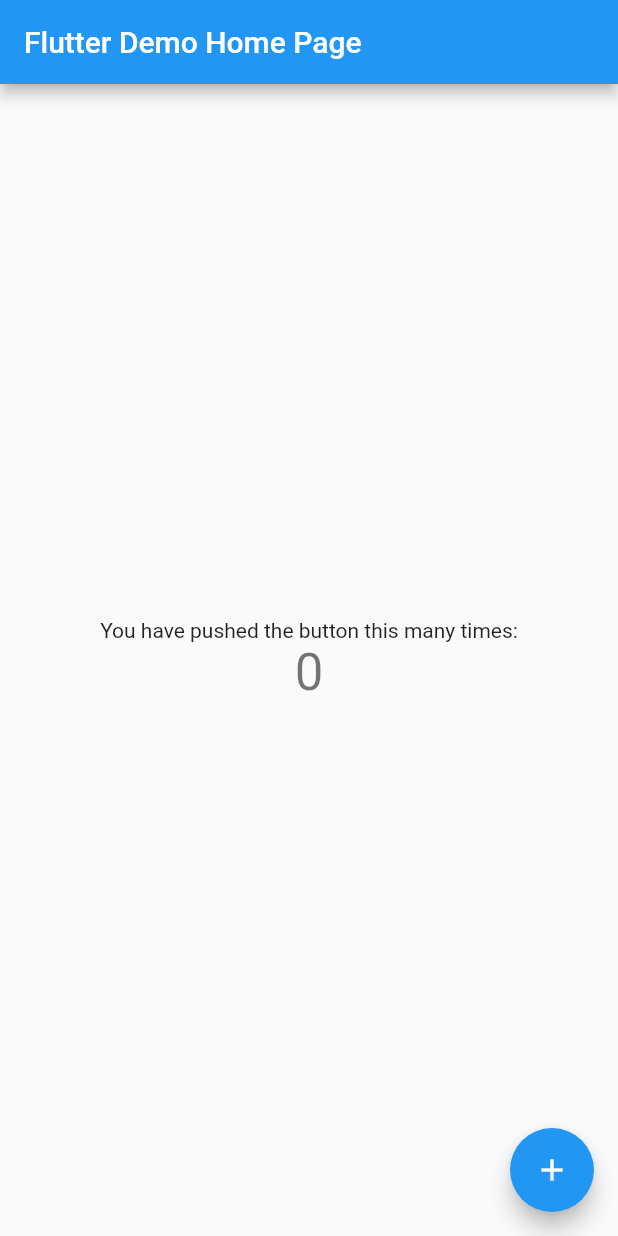
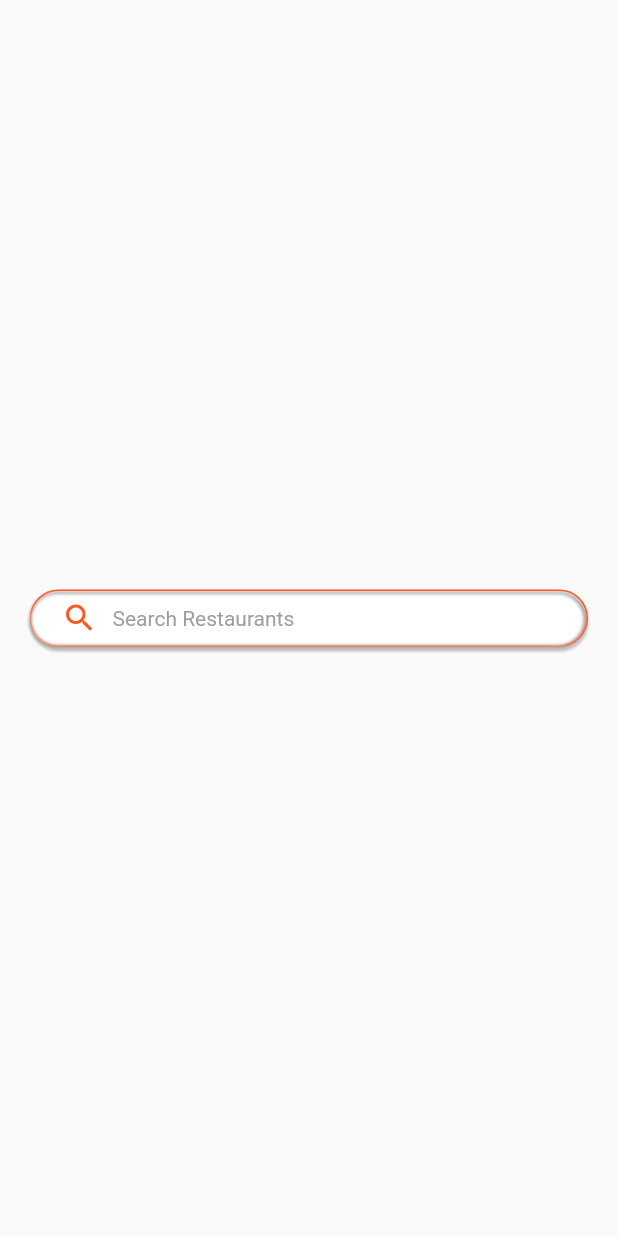
Before and after one commit to mhrjnamar/WidgetsLibrary, a Flutter app: the screen it shows after launch, on a phone screen of 412 x 824 dp. Run offline on Flutter 3.47's test engine with Material 2 defaults, Android fonts, the phone set to English and light mode, and no system bars.

Commit message:
search bar

```diff
--- a/widgets_library/lib/Screens/components_view.dart
+++ b/widgets_library/lib/Screens/components_view.dart
@@ -0,0 +1,19 @@
+import 'package:flutter/material.dart';
+import 'package:widgets_library/components/search_bar.dart';
+
+class ComponentView extends StatelessWidget {
+  const ComponentView({Key? key}) : super(key: key);
+
+  @override
+  Widget build(BuildContext context) {
+    return Scaffold(
+      body: Column(
+        mainAxisAlignment: MainAxisAlignment.center,
+        children:  [
+
+          SearchBar(title: "Search Restaurants", width: 50.0),
+        ],
+      ),
+    );
+  }
+}
--- a/widgets_library/lib/components/search_bar.dart
+++ b/widgets_library/lib/components/search_bar.dart
@@ -0,0 +1,81 @@
+import 'package:flutter/material.dart';
+
+// ignore: must_be_immutable
+class SearchBar extends StatelessWidget {
+  String title = 'Search';
+  double width = 100.0;
+
+  // ignore: use_key_in_widget_constructors
+  SearchBar({required this.title, required this.width});
+
+  @override
+  Widget build(BuildContext context) {
+    return Container(
+      margin: const EdgeInsets.only(left: 20, right: 20),
+      width: double.infinity,
+      height: 38,
+      decoration: BoxDecoration(
+          // color: Colors.white,
+          borderRadius: BorderRadius.circular(40),
+          border: Border.all(color: Colors.deepOrange, width: 1),
+          boxShadow:  [
+            BoxShadow(
+              color: Colors.black54.withOpacity(0.2),
+              blurRadius: 0.5, // soften the shadow
+              spreadRadius: 0.1, //extend the shadow
+              offset: const Offset(
+                -1, // Move to right 10  horizontally
+                1, // Move to bottom 10 Vertically
+              ),
+            ),
+            BoxShadow(
+              color: Colors.black54.withOpacity(0.2),
+              blurRadius: 0.5, // soften the shadow
+              spreadRadius: 0.5, //extend the shadow
+              offset: const Offset(
+                0, // Move to right 10  horizontally
+                3, // Move to bottom 10 Vertically
+              ),
+            )
+          ]),
+      child: Container(
+        height: 30,
+          decoration: BoxDecoration(
+              // color: Colors.white,
+              borderRadius: BorderRadius.circular(40),
+              boxShadow: const [
+                BoxShadow(
+                  color: Colors.white,
+                  blurRadius: 1.0, // soften the shadow
+                  spreadRadius: -1, //extend the shadow
+                  offset: Offset(
+                    -1, // Move to right 10  horizontally
+                    1, // Move to bottom 10 Vertically
+                  ),
+                ),
+              ]),
+          child: Padding(
+            padding: const EdgeInsets.only(left: 20.0),
+            child: Row(
+              children: [
+                const Icon(
+                  Icons.search,
+                  color: Colors.deepOrange,
+                ),
+                const SizedBox(
+                  width: 10.0,
+                ),
+                Center(
+                  child: Text(
+                    title,
+                    style: const TextStyle(
+                      color: Colors.grey,
+                    ),
+                  ),
+                ),
+              ],
+            ),
+          )),
+    );
+  }
+}
--- a/widgets_library/lib/main.dart
+++ b/widgets_library/lib/main.dart
@@ -1,4 +1,5 @@
-import 'package:flutter/material.dart';
+import "package:flutter/material.dart";
+import 'package:widgets_library/Screens/components_view.dart';
 
 void main() {
   runApp(const MyApp());
@@ -24,92 +25,7 @@ class MyApp extends StatelessWidget {
         // is not restarted.
         primarySwatch: Colors.blue,
       ),
-      home: const MyHomePage(title: 'Flutter Demo Home Page'),
+      home: const ComponentView(),
     );
   }
 }
-
-class MyHomePage extends StatefulWidget {
-  const MyHomePage({Key? key, required this.title}) : super(key: key);
-
-  // This widget is the home page of your application. It is stateful, meaning
-  // that it has a State object (defined below) that contains fields that affect
-  // how it looks.
-
-  // This class is the configuration for the state. It holds the values (in this
-  // case the title) provided by the parent (in this case the App widget) and
-  // used by the build method of the State. Fields in a Widget subclass are
-  // always marked "final".
-
-  final String title;
-
-  @override
-  State<MyHomePage> createState() => _MyHomePageState();
-}
-
-class _MyHomePageState extends State<MyHomePage> {
-  int _counter = 0;
-
-  void _incrementCounter() {
-    setState(() {
-      // This call to setState tells the Flutter framework that something has
-      // changed in this State, which causes it to rerun the build method below
-      // so that the display can reflect the updated values. If we changed
-      // _counter without calling setState(), then the build method would not be
-      // called again, and so nothing would appear to happen.
-      _counter++;
-    });
-  }
-
-  @override
-  Widget build(BuildContext context) {
-    // This method is rerun every time setState is called, for instance as done
-    // by the _incrementCounter method above.
-    //
-    // The Flutter framework has been optimized to make rerunning build methods
-    // fast, so that you can just rebuild anything that needs updating rather
-    // than having to individually change instances of widgets.
-    return Scaffold(
-      appBar: AppBar(
-        // Here we take the value from the MyHomePage object that was created by
-        // the App.build method, and use it to set our appbar title.
-        title: Text(widget.title),
-      ),
-      body: Center(
-        // Center is a layout widget. It takes a single child and positions it
-        // in the middle of the parent.
-        child: Column(
-          // Column is also a layout widget. It takes a list of children and
-          // arranges them vertically. By default, it sizes itself to fit its
-          // children horizontally, and tries to be as tall as its parent.
-          //
-          // Invoke "debug painting" (press "p" in the console, choose the
-          // "Toggle Debug Paint" action from the Flutter Inspector in Android
-          // Studio, or the "Toggle Debug Paint" command in Visual Studio Code)
-          // to see the wireframe for each widget.
-          //
-          // Column has various properties to control how it sizes itself and
-          // how it positions its children. Here we use mainAxisAlignment to
-          // center the children vertically; the main axis here is the vertical
-          // axis because Columns are vertical (the cross axis would be
-          // horizontal).
-          mainAxisAlignment: MainAxisAlignment.center,
-          children: <Widget>[
-            const Text(
-              'You have pushed the button this many times:',
-            ),
-            Text(
-              '$_counter',
-              style: Theme.of(context).textTheme.headline4,
-            ),
-          ],
-        ),
-      ),
-      floatingActionButton: FloatingActionButton(
-        onPressed: _incrementCounter,
-        tooltip: 'Increment',
-        child: const Icon(Icons.add),
-      ), // This trailing comma makes auto-formatting nicer for build methods.
-    );
-  }
-}
```
Also changed, not shown: widgets_library/pubspec.lock, 1 other file.
